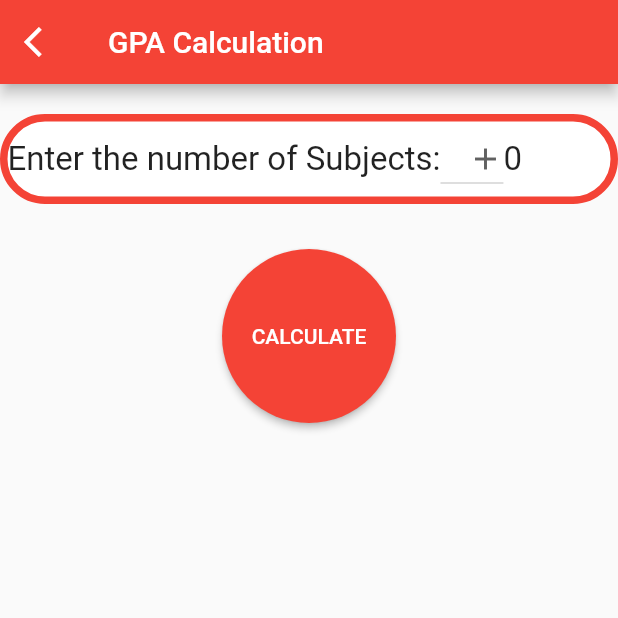
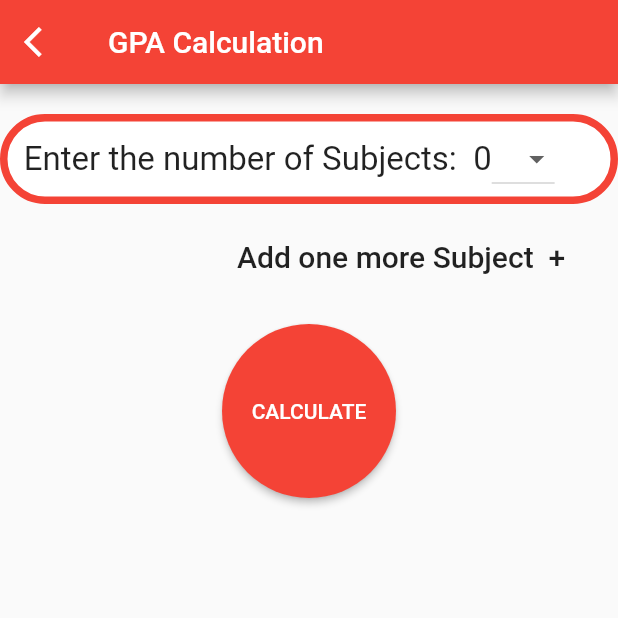
Before and after one commit to Kathireshpraveen/gpa_calculator, a Flutter app: the gpa screen opened directly, on a phone screen of 412 x 824 dp, the top half of it. Run offline on Flutter 3.47's test engine with Material 2 defaults, Android fonts, the phone set to English and light mode, and no system bars; our stand-ins replace sqflite, toast; accounts and stored records are empty.

Commit message:
Added one more subject button added

```diff
--- a/lib/gpa_calc.dart
+++ b/lib/gpa_calc.dart
@@ -1,7 +1,8 @@
 import 'package:flutter/material.dart';
 import 'package:sqflite/sqflite.dart';
 import 'database.dart';
-
+//import 'package:fluttertoast/fluttertoast.dart';
+import 'package:toast/toast.dart';
 class gpa extends StatefulWidget {
   const gpa({Key? key}) : super(key: key);
 
@@ -30,6 +31,7 @@ class _gpaState extends State<gpa> {
   int i=1;
   double result=0;
   Widget build(BuildContext context) {
+    ToastContext().init(context);
     void reset()
     {
       //print("call");
@@ -55,7 +57,7 @@ class _gpaState extends State<gpa> {
             child: Center(
               child: Row(
                 children: [
-                  Text(" "+i.toString()+"  Credit:  "+credit[i-1].toString(),
+                  Text("    "+i.toString()+"     Credit:  "+credit[i-1].toString()+"   ",
                     style: TextStyle(
                       fontSize:22,
                     ),
@@ -78,7 +80,7 @@ class _gpaState extends State<gpa> {
                     },
                   ),
 
-                  Text("   Grade: "+grade[i-1],
+                  Text("     Grade:  "+grade[i-1],
                     style: TextStyle(
                       fontSize:22,
                     ),
@@ -140,13 +142,18 @@ class _gpaState extends State<gpa> {
               child: Center(
                 child: Row(
                   children: [
-                    const Text("Enter the number of Subjects:",
+                    const Text("  Enter the number of Subjects:  ",
                     style: TextStyle(
                       fontSize:22,
                     ),
                   ),
+                    Text(ns!,
+                      style: TextStyle(
+                        fontSize:22,
+                      ),
+                    ),
                     DropdownButton<String>(
-                      icon: Icon(Icons.add),
+                      icon: Icon(Icons.arrow_drop_down),
                       items: no_s.map((String value) {
                         return DropdownMenuItem<String>(
                           value: value,
@@ -160,11 +167,7 @@ class _gpaState extends State<gpa> {
                           });
                      },
                    ),
-                    Text(ns!,
-                      style: TextStyle(
-                      fontSize:22,
-                    ),
-                    ),
+
                   ],
                 ),
               ),
@@ -175,8 +178,45 @@ class _gpaState extends State<gpa> {
                 children:sc,
               ),
             ),
+
+            Row(
+              children: [
+                 Container(
+                  height: 70,
+                  width: 150,
+                ),
+                TextButton(onPressed: ()
+                {
+                setState(() {
+                  int cc=int.parse(ns!);
+                  if(cc==12)
+                  {
+
+                      Toast.show("Maximum number of Subjects is reached",
+                          duration: Toast.lengthShort, gravity: Toast.bottom);
+                  }
+                  else {
+                    cc++;
+                    ns = cc.toString();
+                    print(ns);
+                    reset();
+                  }
+                }
+                );
+                },
+                  style: TextButton.styleFrom(
+                  foregroundColor: Colors.black87,
+                  ),
+                  child: Text("Add one more Subject  +",
+                  style: TextStyle(
+                    fontSize: 20,
+                  ),
+                ),
+                ),
+              ],
+            ),
             const SizedBox.square(
-              dimension: 30,
+              dimension: 10,
             ),
             ElevatedButton(onPressed: (){
               double res=0;
--- a/lib/main.dart
+++ b/lib/main.dart
@@ -8,9 +8,11 @@ void main() {
   runApp(const MyApp());
 }
 class MyApp extends StatelessWidget {
+
   const MyApp({super.key});
   @override
   Widget build(BuildContext context) {
+
     return MaterialApp(
       debugShowCheckedModeBanner: false,
       title: 'GPA CALCULATOR',
--- a/pubspec.yaml
+++ b/pubspec.yaml
@@ -39,7 +39,8 @@ dependencies:
   url_launcher:
   sqflite:
   path_provider:
-
+  fluttertoast: ^8.0.9
+  toast: ^0.2.9
 dev_dependencies:
   flutter_test:
     sdk: flutter
```
Also changed, not shown: pubspec.lock.
